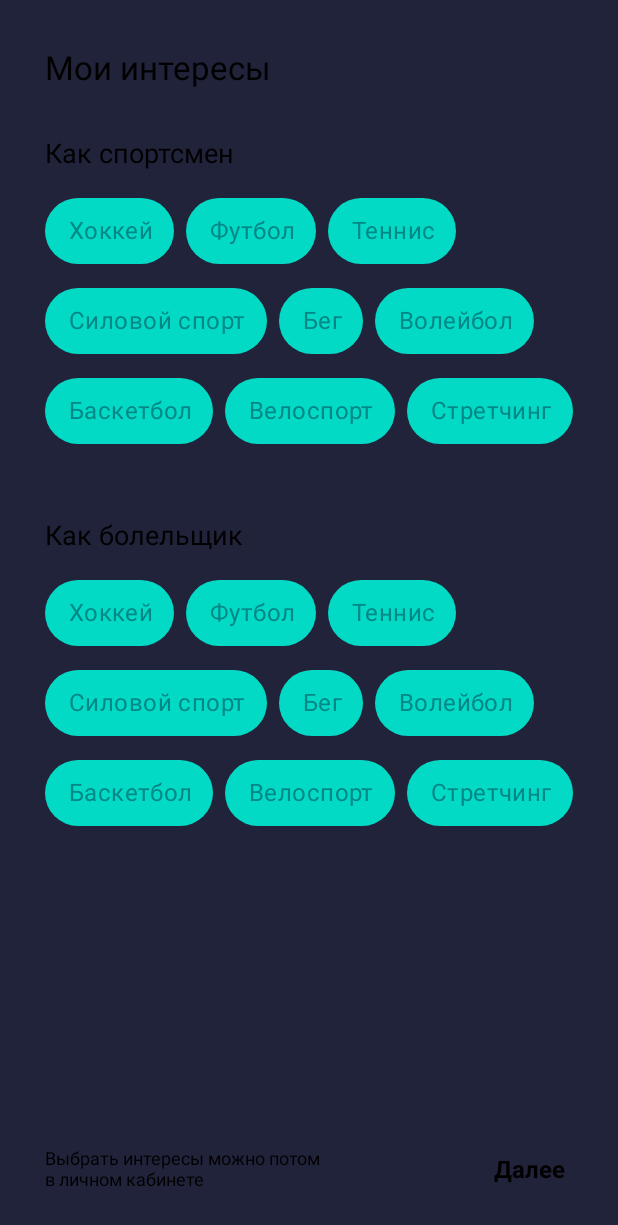
After one commit to BelyakovLeonid/SportsApp, an Android app: the InterestsFragment screen opened through its navigation route, on a phone screen of 412 x 824 dp. The commit adds this screen. Shown: the top 1225 px of the screen. Run offline under Robolectric (Android 15) with nearby library versions, the phone set to English and light mode, and no system bars; libraries missing offline, so code that uses them is left out: by.kirich1409.viewbindingdelegate; 2 statements that could not run were skipped.

Commit message:
Интересы

```diff
--- /dev/null
+++ b/app/src/main/java/com/modo/modo/sportsapp/interests/presentation/InterestsFragment.kt
@@ -0,0 +1,41 @@
+package com.modo.modo.sportsapp.interests.presentation
+
+import android.os.Bundle
+import android.view.View
+import androidx.core.view.children
+import androidx.fragment.app.Fragment
+import androidx.fragment.app.viewModels
+import androidx.navigation.fragment.findNavController
+import by.kirich1409.viewbindingdelegate.viewBinding
+import com.google.android.material.chip.Chip
+import com.google.android.material.chip.ChipGroup
+import com.modo.modo.sportsapp.R
+import com.modo.modo.sportsapp.databinding.FragmentInterestsBinding
+
+class InterestsFragment : Fragment(R.layout.fragment_interests) {
+
+    private val binding by viewBinding(FragmentInterestsBinding::bind)
+
+    private val viewModel by viewModels<InterestsViewModel>()
+
+    override fun onViewCreated(view: View, savedInstanceState: Bundle?) {
+        super.onViewCreated(view, savedInstanceState)
+        setupView()
+    }
+
+    private fun setupView() = with(binding) {
+        buttonNext.setOnClickListener {
+            viewModel.onInterestsSelected(
+                sportsmanChips.getSelectedChipsStrings(),
+                fanChips.getSelectedChipsStrings()
+            )
+            findNavController().navigate(R.id.tabsFragment)
+        }
+    }
+
+    private fun ChipGroup.getSelectedChipsStrings(): List<String> {
+        return checkedChipIds.mapNotNull { id ->
+            (children.find { it.id == id } as? Chip)?.text?.toString()
+        }
+    }
+}
--- /dev/null
+++ b/app/src/main/java/com/modo/modo/sportsapp/interests/presentation/InterestsViewModel.kt
@@ -0,0 +1,11 @@
+package com.modo.modo.sportsapp.interests.presentation
+
+import android.util.Log
+import androidx.lifecycle.ViewModel
+
+class InterestsViewModel : ViewModel() {
+
+    fun onInterestsSelected(sportsmenInterests: List<String>, fanInterests: List<String>) {
+        Log.d("MyTag", "sportsmenInterests $sportsmenInterests fanInterests $fanInterests")
+    }
+}
--- a/app/src/main/java/com/modo/modo/sportsapp/login/presentation/LoginFragment.kt
+++ b/app/src/main/java/com/modo/modo/sportsapp/login/presentation/LoginFragment.kt
@@ -5,7 +5,7 @@ import android.text.method.LinkMovementMethod
 import android.view.View
 import androidx.fragment.app.Fragment
 import androidx.fragment.app.viewModels
-import androidx.navigation.fragment.findNavController
+import androidx.navigation.Navigation
 import by.kirich1409.viewbindingdelegate.viewBinding
 import com.modo.modo.sportsapp.R
 import com.modo.modo.sportsapp.base.utils.observeFlow
@@ -35,16 +35,16 @@ class LoginFragment : Fragment(R.layout.fragment_login) {
 
     private fun observeData() {
         observeFlow(viewModel.loginState) { loginSuccess ->
-            if (loginSuccess) {
-                openTabScreen()
-            } else {
-                showError()
-            }
+            if (!loginSuccess) showError()
         }
-    }
+        observeFlow(viewModel.navigationCommands) { destinationId ->
+            val navController = Navigation.findNavController(requireActivity(), R.id.activityContent)
+            val mainGraph = navController.navInflater.inflate(R.navigation.main_graph)
 
-    private fun openTabScreen() {
-        findNavController().navigate(R.id.tabsFragment)
+            // Way to change first screen at runtime.
+            mainGraph.startDestination = destinationId
+            navController.graph = mainGraph
+        }
     }
 
     private fun showError() = with(binding) {
--- a/app/src/main/java/com/modo/modo/sportsapp/login/presentation/LoginViewModel.kt
+++ b/app/src/main/java/com/modo/modo/sportsapp/login/presentation/LoginViewModel.kt
@@ -2,8 +2,10 @@ package com.modo.modo.sportsapp.login.presentation
 
 import androidx.lifecycle.ViewModel
 import androidx.lifecycle.viewModelScope
+import com.modo.modo.sportsapp.R
 import com.modo.modo.sportsapp.login.data.LoginRepository
 import kotlinx.coroutines.flow.Flow
+import kotlinx.coroutines.flow.MutableSharedFlow
 import kotlinx.coroutines.flow.MutableStateFlow
 import kotlinx.coroutines.flow.filterNotNull
 import kotlinx.coroutines.launch
@@ -15,9 +17,15 @@ class LoginViewModel : ViewModel() {
     private val _loginState = MutableStateFlow<Boolean?>(null)
     val loginState: Flow<Boolean> = _loginState.filterNotNull()
 
+    private val _navigationCommands = MutableSharedFlow<Int?>(replay = 0)
+    val navigationCommands: Flow<Int> = _navigationCommands.filterNotNull()
+
     fun onLoginClick(login: String, password: String) {
         viewModelScope.launch {
-            _loginState.value = loginRepository.doLogin(login, password)
+            val resultSuccess = loginRepository.doLogin(login, password)
+
+            _loginState.value = resultSuccess
+            if (resultSuccess) _navigationCommands.emit(R.id.interestsFragment)
         }
     }
 }
--- /dev/null
+++ b/app/src/main/res/color/chip_color.xml
@@ -0,0 +1,5 @@
+<?xml version="1.0" encoding="utf-8"?>
+<selector xmlns:android="http://schemas.android.com/apk/res/android">
+    <item android:color="@color/teal_700" android:state_checked="true" />
+    <item android:color="@color/teal_200" android:state_checked="false" />
+</selector>
--- /dev/null
+++ b/app/src/main/res/color/chip_text_color.xml
@@ -0,0 +1,5 @@
+<?xml version="1.0" encoding="utf-8"?>
+<selector xmlns:android="http://schemas.android.com/apk/res/android">
+    <item android:color="@color/teal_200" android:state_checked="true" />
+    <item android:color="@color/teal_700" android:state_checked="false" />
+</selector>
--- /dev/null
+++ b/app/src/main/res/layout/fragment_interests.xml
@@ -0,0 +1,214 @@
+<?xml version="1.0" encoding="utf-8"?>
+<ScrollView
+    xmlns:android="http://schemas.android.com/apk/res/android"
+    xmlns:app="http://schemas.android.com/apk/res-auto"
+    android:layout_width="match_parent"
+    android:layout_height="match_parent"
+    android:fillViewport="true">
+
+    <androidx.constraintlayout.widget.ConstraintLayout
+        android:layout_width="match_parent"
+        android:layout_height="wrap_content"
+        android:padding="30dp">
+
+        <TextView
+            android:id="@+id/title"
+            style="@style/XXLargeText"
+            android:layout_width="wrap_content"
+            android:layout_height="wrap_content"
+            android:text="@string/interests_title"
+            app:layout_constraintStart_toStartOf="parent"
+            app:layout_constraintTop_toTopOf="parent" />
+
+        <TextView
+            android:id="@+id/titleSportsmen"
+            style="@style/LargeText"
+            android:layout_width="wrap_content"
+            android:layout_height="wrap_content"
+            android:layout_marginTop="30dp"
+            android:text="@string/interests_sportsmen"
+            app:layout_constraintStart_toStartOf="parent"
+            app:layout_constraintTop_toBottomOf="@id/title" />
+
+        <com.google.android.material.chip.ChipGroup
+            android:id="@+id/sportsmanChips"
+            android:layout_width="0px"
+            android:layout_height="wrap_content"
+            android:layout_marginTop="10dp"
+            app:layout_constraintEnd_toEndOf="parent"
+            app:layout_constraintStart_toStartOf="parent"
+            app:layout_constraintTop_toBottomOf="@id/titleSportsmen">
+
+            <com.google.android.material.chip.Chip
+                android:id="@+id/chipHokey"
+                style="@style/ChipStyle"
+                android:layout_width="wrap_content"
+                android:layout_height="@dimen/chip_height"
+                android:text="@string/interests_hokey" />
+
+            <com.google.android.material.chip.Chip
+                android:id="@+id/chipSoccer"
+                style="@style/ChipStyle"
+                android:layout_height="@dimen/chip_height"
+                android:layout_width="wrap_content"
+                android:text="@string/interests_soccer" />
+
+            <com.google.android.material.chip.Chip
+                android:id="@+id/chipTennis"
+                style="@style/ChipStyle"
+                android:layout_width="wrap_content"
+                android:layout_height="@dimen/chip_height"
+                android:text="@string/interests_tennis" />
+
+            <com.google.android.material.chip.Chip
+                android:id="@+id/chipStrong"
+                style="@style/ChipStyle"
+                android:layout_width="wrap_content"
+                android:layout_height="@dimen/chip_height"
+                android:text="@string/interests_strong" />
+
+            <com.google.android.material.chip.Chip
+                android:id="@+id/chipRunning"
+                style="@style/ChipStyle"
+                android:layout_width="wrap_content"
+                android:layout_height="@dimen/chip_height"
+                android:text="@string/interests_running" />
+
+            <com.google.android.material.chip.Chip
+                android:id="@+id/chipVolley"
+                style="@style/ChipStyle"
+                android:layout_width="wrap_content"
+                android:layout_height="@dimen/chip_height"
+                android:text="@string/interests_volleyball" />
+
+            <com.google.android.material.chip.Chip
+                android:id="@+id/chipBasket"
+                style="@style/ChipStyle"
+                android:layout_width="wrap_content"
+                android:layout_height="@dimen/chip_height"
+                android:text="@string/interests_basketball" />
+
+            <com.google.android.material.chip.Chip
+                android:id="@+id/chipBicycle"
+                style="@style/ChipStyle"
+                android:layout_width="wrap_content"
+                android:layout_height="@dimen/chip_height"
+                android:text="@string/interests_bicycle" />
+
+            <com.google.android.material.chip.Chip
+                android:id="@+id/chipStretching"
+                style="@style/ChipStyle"
+                android:layout_width="wrap_content"
+                android:layout_height="@dimen/chip_height"
+                android:text="@string/interests_stretching" />
+        </com.google.android.material.chip.ChipGroup>
+
+        <TextView
+            android:id="@+id/titleFan"
+            style="@style/LargeText"
+            android:layout_width="wrap_content"
+            android:layout_height="wrap_content"
+            android:layout_marginTop="40dp"
+            android:text="@string/interests_fan"
+            app:layout_constraintStart_toStartOf="parent"
+            app:layout_constraintTop_toBottomOf="@id/sportsmanChips" />
+
+        <com.google.android.material.chip.ChipGroup
+            android:id="@+id/fanChips"
+            android:layout_width="0px"
+            android:layout_height="wrap_content"
+            android:layout_marginTop="10dp"
+            app:layout_constraintEnd_toEndOf="parent"
+            app:layout_constraintStart_toStartOf="parent"
+            app:layout_constraintTop_toBottomOf="@id/titleFan">
+
+            <com.google.android.material.chip.Chip
+                android:id="@+id/chipHokeyFan"
+                style="@style/ChipStyle"
+                android:layout_width="wrap_content"
+                android:layout_height="@dimen/chip_height"
+                android:text="@string/interests_hokey" />
+
+            <com.google.android.material.chip.Chip
+                android:id="@+id/chipSoccerFan"
+                style="@style/ChipStyle"
+                android:layout_width="wrap_content"
+                android:layout_height="@dimen/chip_height"
+                android:text="@string/interests_soccer" />
+
+            <com.google.android.material.chip.Chip
+                android:id="@+id/chipTennisFan"
+                style="@style/ChipStyle"
+                android:layout_width="wrap_content"
+                android:layout_height="@dimen/chip_height"
+                android:text="@string/interests_tennis" />
+
+            <com.google.android.material.chip.Chip
+                android:id="@+id/chipStrongFan"
+                style="@style/ChipStyle"
+                android:layout_width="wrap_content"
+                android:layout_height="@dimen/chip_height"
+                android:text="@string/interests_strong" />
+
+            <com.google.android.material.chip.Chip
+                android:id="@+id/chipRunningFan"
+                style="@style/ChipStyle"
+                android:layout_width="wrap_content"
+                android:layout_height="@dimen/chip_height"
+                android:text="@string/interests_running" />
+
+            <com.google.android.material.chip.Chip
+                android:id="@+id/chipVolleyFan"
+                style="@style/ChipStyle"
+                android:layout_width="wrap_content"
+                android:layout_height="@dimen/chip_height"
+                android:text="@string/interests_volleyball" />
+
+            <com.google.android.material.chip.Chip
+                android:id="@+id/chipBasketFan"
+                style="@style/ChipStyle"
+                android:layout_width="wrap_content"
+                android:layout_height="@dimen/chip_height"
+                android:text="@string/interests_basketball" />
+
+            <com.google.android.material.chip.Chip
+                android:id="@+id/chipBicycleFan"
+                style="@style/ChipStyle"
+                android:layout_width="wrap_content"
+                android:layout_height="@dimen/chip_height"
+                android:text="@string/interests_bicycle" />
+
+            <com.google.android.material.chip.Chip
+                android:id="@+id/chipStretchingFan"
+                style="@style/ChipStyle"
+                android:layout_width="wrap_content"
+                android:layout_height="@dimen/chip_height"
+                android:text="@string/interests_stretching" />
+        </com.google.android.material.chip.ChipGroup>
+
+        <TextView
+            android:id="@+id/description"
+            style="@style/NormalText"
+            android:layout_width="wrap_content"
+            android:layout_height="wrap_content"
+            android:layout_marginTop="40dp"
+            android:text="@string/interests_desc"
+            app:layout_constraintTop_toBottomOf="@id/fanChips"
+            app:layout_constraintVertical_bias="1"
+            app:layout_constraintStart_toStartOf="parent"
+            app:layout_constraintBottom_toBottomOf="parent" />
+
+        <TextView
+            android:id="@+id/buttonNext"
+            style="@style/ButtonText"
+            android:layout_width="wrap_content"
+            android:layout_height="wrap_content"
+            android:text="@string/interests_next"
+            android:padding="5dp"
+            android:clickable="true"
+            android:background="?attr/selectableItemBackground"
+            app:layout_constraintBottom_toBottomOf="@id/description"
+            app:layout_constraintTop_toTopOf="@id/description"
+            app:layout_constraintEnd_toEndOf="parent" />
+    </androidx.constraintlayout.widget.ConstraintLayout>
+</ScrollView>
--- a/app/src/main/res/navigation/main_graph.xml
+++ b/app/src/main/res/navigation/main_graph.xml
@@ -1,19 +1,39 @@
 <?xml version="1.0" encoding="utf-8"?>
 <navigation xmlns:android="http://schemas.android.com/apk/res/android"
     xmlns:app="http://schemas.android.com/apk/res-auto"
-    android:id="@+id/main_graph.xml"
+    android:id="@+id/main_graph"
     app:startDestination="@id/loginFragment">
 
     <fragment
         android:id="@+id/tabsFragment"
         android:name="com.modo.modo.sportsapp.tabs.presentation.TabsFragment"
         android:label="TabsFragment" />
+
     <fragment
         android:id="@+id/cameraFragment"
         android:name="com.modo.modo.sportsapp.camera.presentation.CameraFragment"
         android:label="CameraFragment" />
+
     <fragment
         android:id="@+id/loginFragment"
         android:name="com.modo.modo.sportsapp.login.presentation.LoginFragment"
-        android:label="LoginFragment" />
+        android:label="LoginFragment">
+        <action
+            android:id="@+id/action_loginFragment_to_tabsFragment"
+            app:destination="@id/tabsFragment"
+            app:launchSingleTop="true"
+            app:popUpTo="@id/main_graph"
+            app:popUpToInclusive="true" />
+        <action
+            android:id="@+id/action_loginFragment_to_interestsFragment"
+            app:destination="@id/interestsFragment"
+            app:launchSingleTop="true"
+            app:popUpTo="@id/loginFragment"
+            app:popUpToInclusive="true" />
+    </fragment>
+
+    <fragment
+        android:id="@+id/interestsFragment"
+        android:name="com.modo.modo.sportsapp.interests.presentation.InterestsFragment"
+        android:label="InterestsFragment" />
 </navigation>
--- a/app/src/main/res/values/dimens.xml
+++ b/app/src/main/res/values/dimens.xml
@@ -2,6 +2,8 @@
 <resources>
     <dimen name="bottom_nav">70dp</dimen>
 
+    <dimen name="chip_height">60dp</dimen>
+
     <dimen name="barcode_box_stroke_width">4dp</dimen>
     <dimen name="barcode_box_corner_radius">8dp</dimen>
 </resources>
--- a/app/src/main/res/values/strings.xml
+++ b/app/src/main/res/values/strings.xml
@@ -2,6 +2,21 @@
     <string name="app_name">SportsApp</string>
 
     <string name="denied_toast">Приложению необходимо данное разрешение!</string>
+    <string name="interests_fan">Как болельщик</string>
+    <string name="interests_desc">Выбрать интересы можно потом\nв личном кабинете</string>
+    <string name="interests_next">Далее</string>
+    <string name="interests_tennis">Теннис</string>
+    <string name="interests_soccer">Футбол</string>
+    <string name="interests_hokey">Хоккей</string>
+    <string name="interests_basketball">Баскетбол</string>
+    <string name="interests_volleyball">Волейбол</string>
+    <string name="interests_running">Бег</string>
+    <string name="interests_bicycle">Велоспорт</string>
+    <string name="interests_strong">Силовой спорт</string>
+    <string name="interests_stretching">Стретчинг</string>
+    <string name="interests_sportsmen">Как спортсмен</string>
+    <string name="interests_title">Мои интересы</string>
+
     <string name="text_link">НАЖИМАЯ ДАЛЕЕ, ВЫ СОГЛАШАЕТЕСЬ С\n<a href="https://www.psbank.ru">ПОЛИТИКОЙ ОБРАБОТКИ ПЕРСОНАЛЬНЫХ ДАННЫХ</a></string>
     <string name="text_error">Проверьте правильность данных!</string>
     <string name="hint_id">Ваш ID</string>
--- a/app/src/main/res/values/themes.xml
+++ b/app/src/main/res/values/themes.xml
@@ -51,4 +51,33 @@
         <item name="android:lineSpacingExtra">7sp</item>
         <item name="android:textSize">8sp</item>
     </style>
+
+    <style name="ChipStyle" parent="Widget.MaterialComponents.Chip.Choice">
+        <item name="chipBackgroundColor">@color/chip_color</item>
+        <item name="android:textColor">@color/chip_text_color</item>
+        <item name="chipStartPadding">8dp</item>
+        <item name="chipEndPadding">8dp</item>
+        <item name="android:textSize">16sp</item>
+    </style>
+
+    <style name="XXLargeText">
+        <item name="android:textSize">22sp</item>
+        <item name="android:textColor">@color/black</item>
+    </style>
+
+    <style name="LargeText">
+        <item name="android:textSize">18sp</item>
+        <item name="android:textColor">@color/black</item>
+    </style>
+
+    <style name="NormalText">
+        <item name="android:textSize">12sp</item>
+        <item name="android:textColor">@color/black</item>
+    </style>
+
+    <style name="ButtonText">
+        <item name="android:textSize">16sp</item>
+        <item name="android:textStyle">bold</item>
+        <item name="android:textColor">@color/black</item>
+    </style>
 </resources>
```
